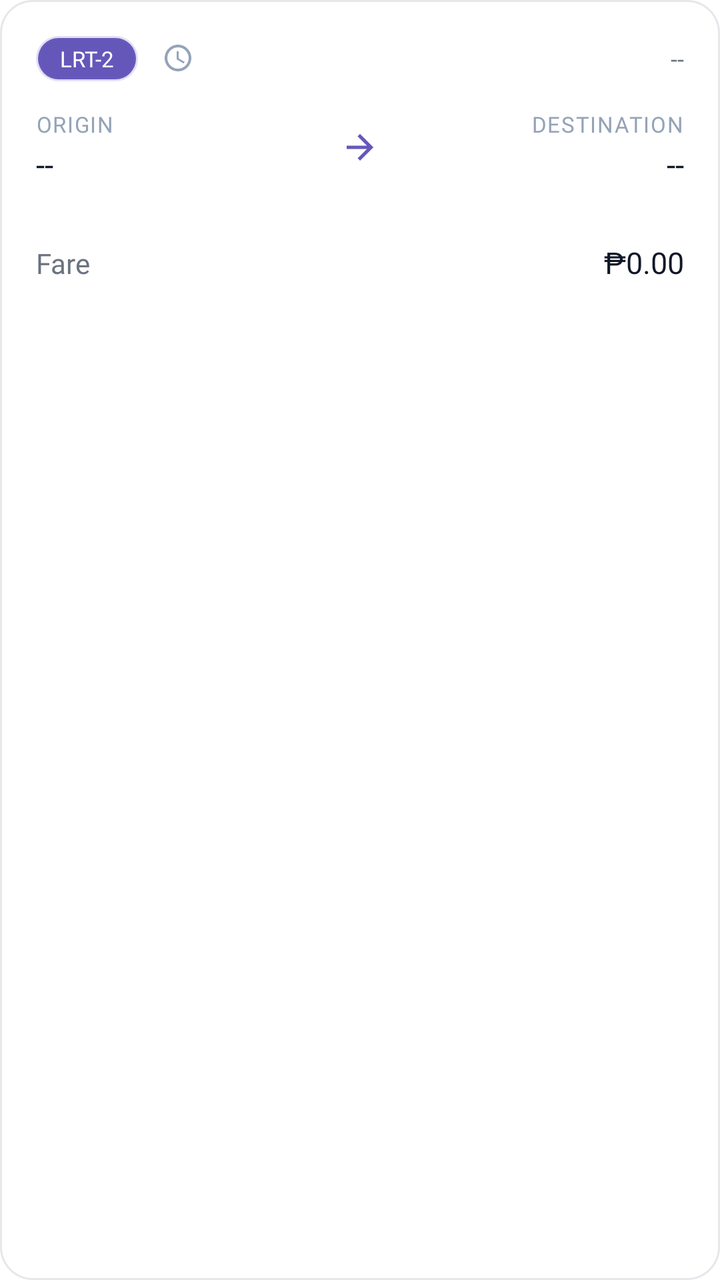
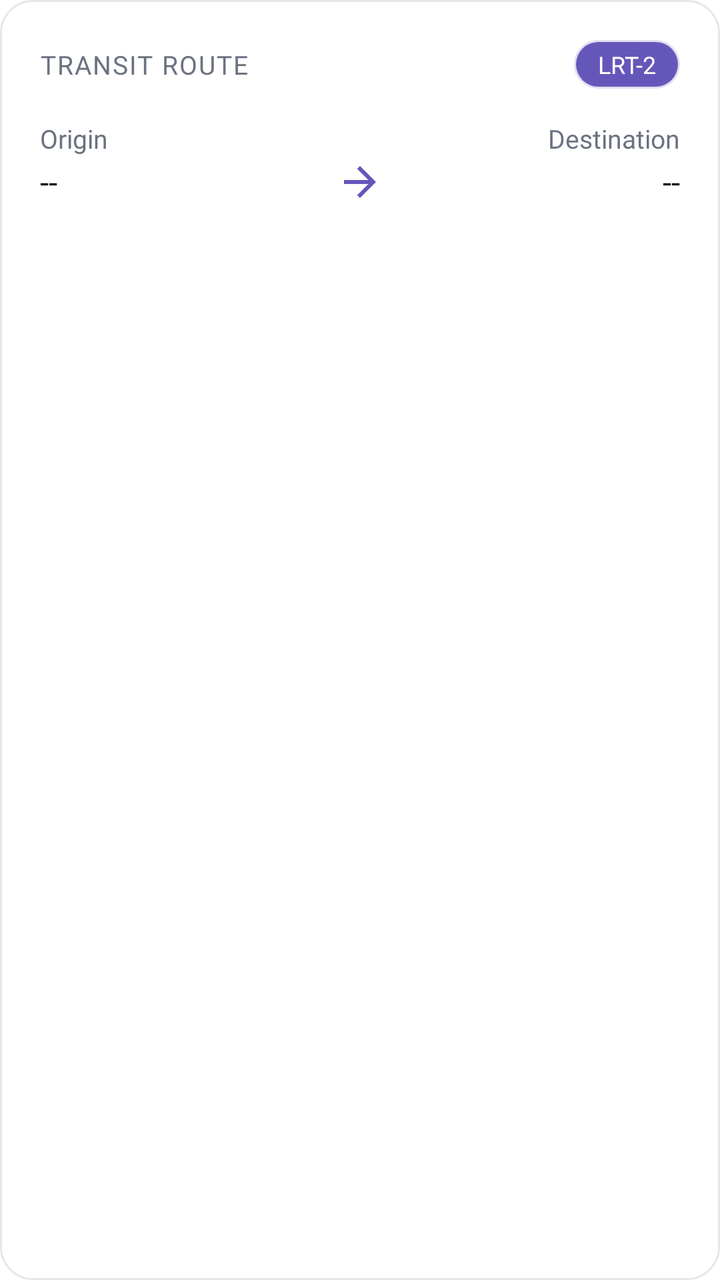

The first picture is an Android layout as it rendered before a commit; the second is the same layout after the commit. The layout source and the unified diff follow.
<!-- AndroidManifest.xml: application theme Theme.Railtap -->
<!-- res/layout/item_trip_history.xml -->
<?xml version="1.0" encoding="utf-8"?>
<LinearLayout
    xmlns:android="http://schemas.android.com/apk/res/android"
    xmlns:app="http://schemas.android.com/apk/res-auto"
    android:layout_width="match_parent"
    android:layout_height="wrap_content"
    android:layout_marginBottom="12dp"
    android:background="@drawable/bg_receipt_card"
    android:orientation="vertical"
    android:padding="18dp">

    
    <LinearLayout
        android:layout_width="match_parent"
        android:layout_height="wrap_content"
        android:gravity="center_vertical"
        android:orientation="horizontal">

        <TextView
            android:id="@+id/tripLine"
            android:layout_width="wrap_content"
            android:layout_height="wrap_content"
            android:background="@drawable/bg_pill_purple_solid"
            android:fontFamily="@font/plus_jakarta_sans_bold"
            android:paddingStart="12dp"
            android:paddingTop="4dp"
            android:paddingEnd="12dp"
            android:paddingBottom="4dp"
            android:text="LRT-2"
            android:textColor="@android:color/white"
            android:textSize="11sp" />

        <TextView
            android:id="@+id/tripDate"
            android:layout_width="0dp"
            android:layout_height="wrap_content"
            android:layout_marginStart="12dp"
            android:layout_weight="1"
            android:drawableStart="@drawable/ic_clock"
            android:drawablePadding="5dp"
            android:ellipsize="end"
            android:fontFamily="@font/plusjakartasans"
            android:gravity="end|center_vertical"
            android:maxLines="1"
            android:text="--"
            android:textColor="#6B7280"
            android:textSize="12sp"
            app:drawableTint="#94A3B8" />
    </LinearLayout>

    
    <LinearLayout
        android:layout_width="match_parent"
        android:layout_height="wrap_content"
        android:layout_marginTop="14dp"
        android:gravity="center_vertical"
        android:orientation="horizontal">

        <LinearLayout
            android:layout_width="0dp"
            android:layout_height="wrap_content"
            android:layout_weight="1"
            android:orientation="vertical">

            <TextView
                android:layout_width="wrap_content"
                android:layout_height="wrap_content"
                android:fontFamily="@font/plus_jakarta_sans_bold"
                android:letterSpacing="0.05"
                android:text="ORIGIN"
                android:textColor="#94A3B8"
                android:textSize="11sp" />

            <TextView
                android:id="@+id/tripOrigin"
                android:textAllCaps="true"
                android:layout_width="wrap_content"
                android:layout_height="wrap_content"
                android:layout_marginTop="2dp"
                android:fontFamily="@font/plus_jakarta_sans_bold"
                android:text="--"
                android:textColor="@color/neutral_heading"
                android:textSize="16sp" />
        </LinearLayout>

        <ImageView
            android:id="@+id/tripArrow"
            android:layout_width="40dp"
            android:layout_height="20dp"
            android:layout_marginStart="8dp"
            android:layout_marginEnd="8dp"
            android:importantForAccessibility="no"
            android:scaleType="fitCenter"
            android:src="@drawable/ic_arrow_right"
            app:tint="@color/brand" />

        <LinearLayout
            android:layout_width="0dp"
            android:layout_height="wrap_content"
            android:layout_weight="1"
            android:gravity="end"
            android:orientation="vertical">

            <TextView
                android:layout_width="wrap_content"
                android:layout_height="wrap_content"
                android:fontFamily="@font/plus_jakarta_sans_bold"
                android:letterSpacing="0.05"
                android:text="DESTINATION"
                android:textColor="#94A3B8"
                android:textSize="11sp" />

            <TextView
                android:id="@+id/tripDestination"
                android:textAllCaps="true"
                android:layout_width="wrap_content"
                android:layout_height="wrap_content"
                android:layout_marginTop="2dp"
                android:fontFamily="@font/plus_jakarta_sans_bold"
                android:gravity="end"
                android:text="--"
                android:textColor="@color/neutral_heading"
                android:textSize="16sp" />
        </LinearLayout>
    </LinearLayout>

    
    <View
        android:layout_width="match_parent"
        android:layout_height="2dp"
        android:layout_marginTop="14dp"
        android:background="@drawable/bg_dashed_line"
        android:layerType="software" />

    
    <LinearLayout
        android:layout_width="match_parent"
        android:layout_height="wrap_content"
        android:layout_marginTop="12dp"
        android:orientation="horizontal">

        <TextView
            android:layout_width="0dp"
            android:layout_height="wrap_content"
            android:layout_weight="1"
            android:fontFamily="@font/plusjakartasans"
            android:text="Fare"
            android:textColor="#6B7280"
            android:textSize="14sp" />

        <TextView
            android:id="@+id/tripFare"
            android:layout_width="wrap_content"
            android:layout_height="wrap_content"
            android:fontFamily="@font/plus_jakarta_sans_bold"
            android:text="₱0.00"
            android:textColor="@color/neutral_heading"
            android:textSize="15sp" />
    </LinearLayout>
</LinearLayout>
<!-- resources referenced by this layout -->
<resources>
  <color name="brand">#6557BA</color>
  <color name="neutral_heading">#111827</color>
  <!-- drawable bg_dashed_line (drawable) -->
  <?xml version="1.0" encoding="utf-8"?>
  <shape xmlns:android="http://schemas.android.com/apk/res/android" android:shape="line">
      <stroke android:width="2dp" android:color="#D1D5DB"
          android:dashWidth="6dp" android:dashGap="4dp" />
  </shape>
  <!-- drawable bg_pill_purple_solid (drawable) -->
  <?xml version="1.0" encoding="utf-8"?>
  <shape xmlns:android="http://schemas.android.com/apk/res/android" android:shape="rectangle">
      <corners android:radius="20dp" />
      <solid android:color="@color/brand" />
      <stroke
          android:width="2dp"
          android:color="#33705FBF" />
  </shape>
  <!-- drawable bg_receipt_card (drawable) -->
  <?xml version="1.0" encoding="utf-8"?>
  <shape xmlns:android="http://schemas.android.com/apk/res/android" android:shape="rectangle">
      <solid android:color="@android:color/white" />
      <stroke android:width="1dp" android:color="@color/neutral_border" />
      <corners android:radius="16dp" />
  </shape>
  <!-- drawable ic_arrow_right (drawable) -->
  <?xml version="1.0" encoding="utf-8"?>
  <vector xmlns:android="http://schemas.android.com/apk/res/android"
      android:width="24dp" android:height="24dp"
      android:viewportWidth="24" android:viewportHeight="24">
      <path android:fillColor="#6B46C1" 
          android:pathData="M4,11h12.17l-5.59,-5.59L12,4l8,8 -8,8 -1.41,-1.41L16.17,13H4v-2z"/>
  </vector>
  <!-- drawable ic_clock (drawable) -->
  <?xml version="1.0" encoding="utf-8"?>
  <vector xmlns:android="http://schemas.android.com/apk/res/android"
      android:width="16dp" android:height="16dp"
      android:viewportWidth="24" android:viewportHeight="24">
      <path android:fillColor="#6B7280" 
          android:pathData="M12,2C6.5,2 2,6.5 2,12s4.5,10 10,10 10,-4.5 10,-10S17.5,2 12,2zM12,20c-4.41,0 -8,-3.59 -8,-8s3.59,-8 8,-8 8,3.59 8,8 -3.59,8 -8,8zM12.5,7H11v6l5.25,3.15 0.75,-1.23 -4.5,-2.67z"/>
  </vector>
  <style name="Theme.Railtap" parent="Theme.MaterialComponents.DayNight.NoActionBar">
          
          <item name="colorPrimary">@color/purple_500</item>
          <item name="colorPrimaryVariant">@color/purple_700</item>
          <item name="colorOnPrimary">@color/white</item>
          
          <item name="colorSecondary">@color/teal_200</item>
          <item name="colorSecondaryVariant">@color/teal_700</item>
          <item name="colorOnSecondary">@color/black</item>
          
          <item name="android:statusBarColor">?attr/colorPrimaryVariant</item>
          
      </style>
  <color name="neutral_border">#E5E7EB</color>
  <color name="purple_500">#FF6200EE</color>
  <color name="purple_700">#FF3700B3</color>
  <color name="white">#FFFFFFFF</color>
  <color name="teal_200">#FF03DAC5</color>
  <color name="teal_700">#FF018786</color>
  <color name="black">#FF000000</color>
</resources>

<!-- the commit's change to res/layout/item_trip_history.xml (unified diff, before → after) -->
@@ -1,20 +1,38 @@
 <?xml version="1.0" encoding="utf-8"?>
-<LinearLayout
+<androidx.constraintlayout.widget.ConstraintLayout
     xmlns:android="http://schemas.android.com/apk/res/android"
     xmlns:app="http://schemas.android.com/apk/res-auto"
     android:layout_width="match_parent"
     android:layout_height="wrap_content"
-    android:layout_marginBottom="12dp"
+    android:layout_marginBottom="16dp"
     android:background="@drawable/bg_receipt_card"
-    android:orientation="vertical"
-    android:padding="18dp">
+    android:clickable="true"
+    android:focusable="true"
+    android:foreground="?attr/selectableItemBackground"
+    android:paddingBottom="0dp">
 
     
-    <LinearLayout
-        android:layout_width="match_parent"
+    <androidx.constraintlayout.widget.ConstraintLayout
+        android:id="@+id/routeSection"
+        android:layout_width="0dp"
         android:layout_height="wrap_content"
-        android:gravity="center_vertical"
-        android:orientation="horizontal">
+        android:padding="20dp"
+        app:layout_constraintEnd_toEndOf="parent"
+        app:layout_constraintStart_toStartOf="parent"
+        app:layout_constraintTop_toTopOf="parent">
+
+        <TextView
+            android:id="@+id/lblTransitRoute"
+            android:layout_width="wrap_content"
+            android:layout_height="wrap_content"
+            android:fontFamily="@font/plus_jakarta_sans_bold"
+            android:letterSpacing="0.05"
+            android:text="TRANSIT ROUTE"
+            android:textColor="#6B7280"
+            android:textSize="13sp"
+            app:layout_constraintBottom_toBottomOf="@id/tripLine"
+            app:layout_constraintStart_toStartOf="parent"
+            app:layout_constraintTop_toTopOf="@id/tripLine" />
 
         <TextView
             android:id="@+id/tripLine"
@@ -28,133 +46,76 @@
             android:paddingBottom="4dp"
             android:text="LRT-2"
             android:textColor="@android:color/white"
-            android:textSize="11sp" />
+            android:textSize="12sp"
+            app:layout_constraintEnd_toEndOf="parent"
+            app:layout_constraintTop_toTopOf="parent" />
 
         <TextView
-            android:id="@+id/tripDate"
+            android:id="@+id/lblOrigin"
+            android:layout_width="wrap_content"
+            android:layout_height="wrap_content"
+            android:layout_marginTop="16dp"
+            android:fontFamily="@font/plusjakartasans"
+            android:text="Origin"
+            android:textColor="#6B7280"
+            android:textSize="13sp"
+            app:layout_constraintStart_toStartOf="parent"
+            app:layout_constraintTop_toBottomOf="@id/tripLine" />
+
+        <TextView
+            android:id="@+id/tripOrigin"
             android:layout_width="0dp"
             android:layout_height="wrap_content"
-            android:layout_marginStart="12dp"
-            android:layout_weight="1"
-            android:drawableStart="@drawable/ic_clock"
-            android:drawablePadding="5dp"
-            android:ellipsize="end"
-            android:fontFamily="@font/plusjakartasans"
-            android:gravity="end|center_vertical"
-            android:maxLines="1"
+            android:layout_marginTop="2dp"
+            android:layout_marginEnd="8dp"
+            android:fontFamily="@font/plus_jakarta_sans_bold"
             android:text="--"
-            android:textColor="#6B7280"
-            android:textSize="12sp"
-            app:drawableTint="#94A3B8" />
-    </LinearLayout>
-
-    
-    <LinearLayout
-        android:layout_width="match_parent"
-        android:layout_height="wrap_content"
-        android:layout_marginTop="14dp"
-        android:gravity="center_vertical"
-        android:orientation="horizontal">
-
-        <LinearLayout
-            android:layout_width="0dp"
-            android:layout_height="wrap_content"
-            android:layout_weight="1"
-            android:orientation="vertical">
-
-            <TextView
-                android:layout_width="wrap_content"
-                android:layout_height="wrap_content"
-                android:fontFamily="@font/plus_jakarta_sans_bold"
-                android:letterSpacing="0.05"
-                android:text="ORIGIN"
-                android:textColor="#94A3B8"
-                android:textSize="11sp" />
-
-            <TextView
-                android:id="@+id/tripOrigin"
-                android:textAllCaps="true"
-                android:layout_width="wrap_content"
-                android:layout_height="wrap_content"
-                android:layout_marginTop="2dp"
-                android:fontFamily="@font/plus_jakarta_sans_bold"
-                android:text="--"
-                android:textColor="@color/neutral_heading"
-                android:textSize="16sp" />
-        </LinearLayout>
+            android:textAllCaps="true"
+            android:textColor="@color/neutral_heading"
+            android:textSize="16sp"
+            app:layout_constraintEnd_toStartOf="@id/tripArrow"
+            app:layout_constraintStart_toStartOf="parent"
+            app:layout_constraintTop_toBottomOf="@id/lblOrigin" />
 
         <ImageView
             android:id="@+id/tripArrow"
-            android:layout_width="40dp"
-            android:layout_height="20dp"
-            android:layout_marginStart="8dp"
-            android:layout_marginEnd="8dp"
+            android:layout_width="56dp"
+            android:layout_height="24dp"
             android:importantForAccessibility="no"
             android:scaleType="fitCenter"
             android:src="@drawable/ic_arrow_right"
+            app:layout_constraintBottom_toBottomOf="@id/tripOrigin"
+            app:layout_constraintEnd_toEndOf="parent"
+            app:layout_constraintStart_toStartOf="parent"
+            app:layout_constraintTop_toTopOf="@id/tripOrigin"
             app:tint="@color/brand" />
 
-        <LinearLayout
+        <TextView
+            android:id="@+id/lblDestination"
+            android:layout_width="wrap_content"
+            android:layout_height="wrap_content"
+            android:fontFamily="@font/plusjakartasans"
+            android:text="Destination"
+            android:textColor="#6B7280"
+            android:textSize="13sp"
+            app:layout_constraintEnd_toEndOf="parent"
+            app:layout_constraintTop_toTopOf="@id/lblOrigin" />
+
+        <TextView
+            android:id="@+id/tripDestination"
             android:layout_width="0dp"
             android:layout_height="wrap_content"
-            android:layout_weight="1"
+            android:layout_marginStart="8dp"
+            android:layout_marginTop="2dp"
+            android:fontFamily="@font/plus_jakarta_sans_bold"
             android:gravity="end"
-            android:orientation="vertical">
+            android:text="--"
+            android:textAllCaps="true"
+            android:textColor="@color/neutral_heading"
+            android:textSize="16sp"
+            app:layout_constraintEnd_toEndOf="parent"
+            app:layout_constraintStart_toEndOf="@id/tripArrow"
+            app:layout_constraintTop_toBottomOf="@id/lblDestination" />
+    </androidx.constraintlayout.widget.ConstraintLayout>
 
-            <TextView
-                android:layout_width="wrap_content"
-                android:layout_height="wrap_content"
-                android:fontFamily="@font/plus_jakarta_sans_bold"
-                android:letterSpacing="0.05"
-                android:text="DESTINATION"
-                android:textColor="#94A3B8"
-                android:textSize="11sp" />
-
-            <TextView
-                android:id="@+id/tripDestination"
-                android:textAllCaps="true"
-                android:layout_width="wrap_content"
-                android:layout_height="wrap_content"
-                android:layout_marginTop="2dp"
-                android:fontFamily="@font/plus_jakarta_sans_bold"
-                android:gravity="end"
-                android:text="--"
-                android:textColor="@color/neutral_heading"
-                android:textSize="16sp" />
-        </LinearLayout>
-    </LinearLayout>
-
-    
-    <View
-        android:layout_width="match_parent"
-        android:layout_height="2dp"
-        android:layout_marginTop="14dp"
-        android:background="@drawable/bg_dashed_line"
-        android:layerType="software" />
-
-    
-    <LinearLayout
-        android:layout_width="match_parent"
-        android:layout_height="wrap_content"
-        android:layout_marginTop="12dp"
-        android:orientation="horizontal">
-
-        <TextView
-            android:layout_width="0dp"
-            android:layout_height="wrap_content"
-            android:layout_weight="1"
-            android:fontFamily="@font/plusjakartasans"
-            android:text="Fare"
-            android:textColor="#6B7280"
-            android:textSize="14sp" />
-
-        <TextView
-            android:id="@+id/tripFare"
-            android:layout_width="wrap_content"
-            android:layout_height="wrap_content"
-            android:fontFamily="@font/plus_jakarta_sans_bold"
-            android:text="₱0.00"
-            android:textColor="@color/neutral_heading"
-            android:textSize="15sp" />
-    </LinearLayout>
-</LinearLayout>
+</androidx.constraintlayout.widget.ConstraintLayout>
<!-- resource entries referenced after the edit -->
@@ -2,12 +2,6 @@
 <resources>
   <color name="brand">#6557BA</color>
   <color name="neutral_heading">#111827</color>
-  <!-- drawable bg_dashed_line (drawable) -->
-  <?xml version="1.0" encoding="utf-8"?>
-  <shape xmlns:android="http://schemas.android.com/apk/res/android" android:shape="line">
-      <stroke android:width="2dp" android:color="#D1D5DB"
-          android:dashWidth="6dp" android:dashGap="4dp" />
-  </shape>
   <!-- drawable bg_pill_purple_solid (drawable) -->
   <?xml version="1.0" encoding="utf-8"?>
   <shape xmlns:android="http://schemas.android.com/apk/res/android" android:shape="rectangle">
@@ -32,14 +26,6 @@
       <path android:fillColor="#6B46C1" 
           android:pathData="M4,11h12.17l-5.59,-5.59L12,4l8,8 -8,8 -1.41,-1.41L16.17,13H4v-2z"/>
   </vector>
-  <!-- drawable ic_clock (drawable) -->
-  <?xml version="1.0" encoding="utf-8"?>
-  <vector xmlns:android="http://schemas.android.com/apk/res/android"
-      android:width="16dp" android:height="16dp"
-      android:viewportWidth="24" android:viewportHeight="24">
-      <path android:fillColor="#6B7280" 
-          android:pathData="M12,2C6.5,2 2,6.5 2,12s4.5,10 10,10 10,-4.5 10,-10S17.5,2 12,2zM12,20c-4.41,0 -8,-3.59 -8,-8s3.59,-8 8,-8 8,3.59 8,8 -3.59,8 -8,8zM12.5,7H11v6l5.25,3.15 0.75,-1.23 -4.5,-2.67z"/>
-  </vector>
   <style name="Theme.Railtap" parent="Theme.MaterialComponents.DayNight.NoActionBar">
           
           <item name="colorPrimary">@color/purple_500</item>
